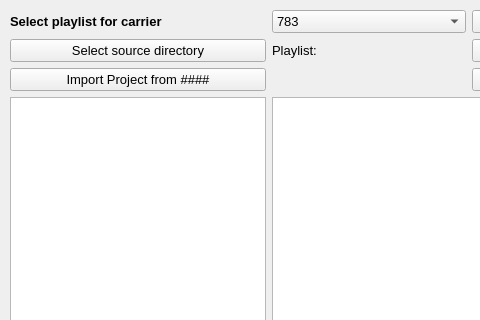
First picture: the form in sources/synthesizer/ressources/synthesizer_widget_flexcarriers.ui, repository schaten/COHIWizard, before the edit; both pictures show x 0 to 480 and y 0 to 320 of the 1260 by 792 pixel window.
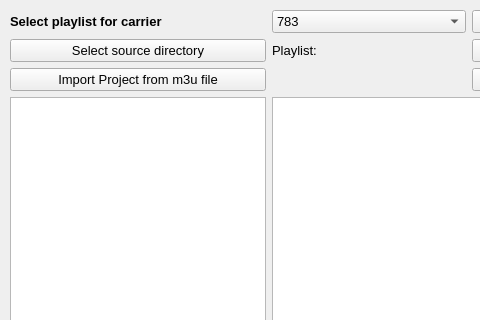
Second picture: the form after the edit.

Commit message: import m3u function activated, but not yet accomplished: updating GUI and validation lacking

```diff
--- a/sources/synthesizer/ressources/synthesizer_widget_flexcarriers.ui
+++ b/sources/synthesizer/ressources/synthesizer_widget_flexcarriers.ui
@@ -4260,7 +4260,7 @@
     <item row="2" column="0">
      <widget class="QPushButton" name="pushButton_importProject">
       <property name="text">
-       <string>Import Project from ####</string>
+       <string>Import Project from m3u file</string>
       </property>
      </widget>
     </item>
```
The commit also changes 2 other files.
